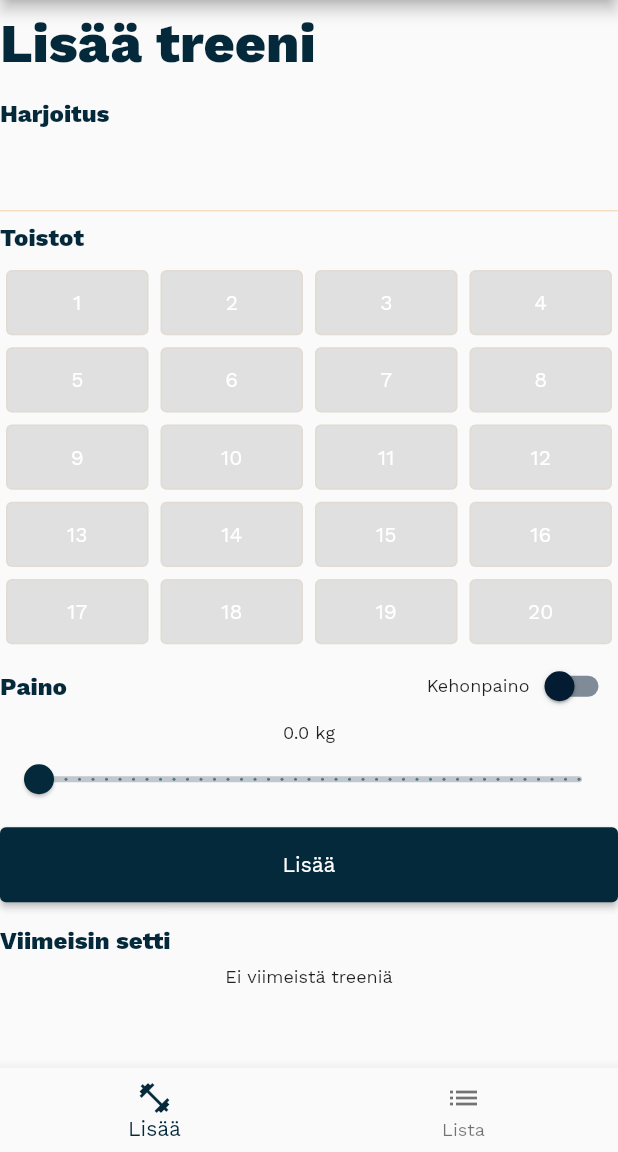
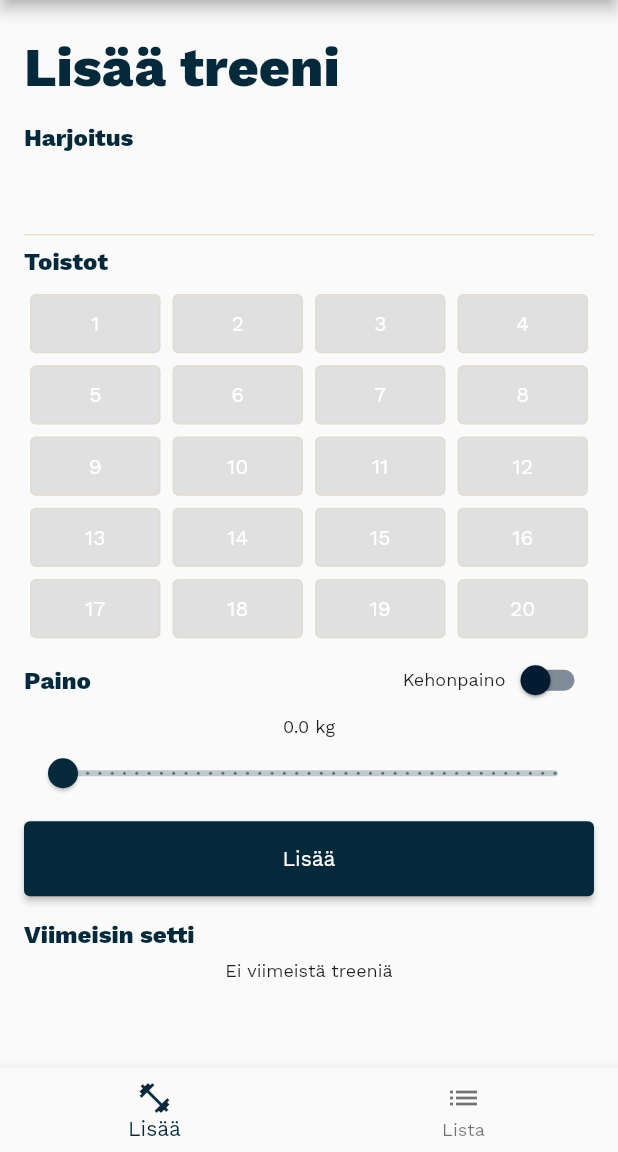
Before and after one commit to matsba/lifterapp, a Flutter app: the screen it shows after launch, on a phone screen of 412 x 824 dp, the part 84-1236 px from its top. Run offline on Flutter 3.47's test engine with Material 2 defaults, Android fonts, the phone set to English and light mode, and no system bars; our stand-ins replace flutter_redux, redux, redux_thunk, sqflite; missing offline and left inert: flutter_redux_navigation; accounts and stored records are empty.

Commit message:
Fix padding

```diff
--- a/lib/components/app_scaffold.dart
+++ b/lib/components/app_scaffold.dart
@@ -11,6 +11,7 @@ class AppScaffold extends StatelessWidget {
   final int? navBarIndex;
   final bool? showNavbar;
   final bool? expanded;
+  final _padding = const EdgeInsets.only(top: 16.0, left: 16.0, right: 16.0);
 
   const AppScaffold(
       {required this.bodyContent,
@@ -56,6 +57,7 @@ class AppScaffold extends StatelessWidget {
           child: SingleChildScrollView(
         scrollDirection: Axis.vertical,
         child: Column(children: bodyContent),
+        padding: _padding,
       ))
     ]);
   }
@@ -63,14 +65,12 @@ class AppScaffold extends StatelessWidget {
   Widget _staticContainer() {
     return Container(
       child: Column(children: bodyContent),
-      padding: const EdgeInsets.all(16.0),
+      padding: _padding,
     );
   }
 
-  @override
-  Widget build(BuildContext context) {
-    return Scaffold(
-      appBar: AppBar(
+  AppBar _appBar() {
+    return AppBar(
       title: Row(
         children: [
           Image.asset(
@@ -84,10 +84,26 @@ class AppScaffold extends StatelessWidget {
         ],
       ),
       actions: [_moreButton()],
-      ),
-      body: expanded! ? _expandedContainer() : _staticContainer(),
-      bottomNavigationBar:
-          (showNavbar! ? BottomNavBar(navBarIndex ?? 0) : Container()),
     );
   }
+
+  Widget _scaffoldWithNavbar() {
+    return Scaffold(
+      appBar: _appBar(),
+      body: expanded! ? _expandedContainer() : _staticContainer(),
+      bottomNavigationBar: BottomNavBar(navBarIndex ?? 0),
+    );
   }
+
+  Widget _scaffoldWithoutNavbar() {
+    return Scaffold(
+      appBar: _appBar(),
+      body: expanded! ? _expandedContainer() : _staticContainer(),
+    );
+  }
+
+  @override
+  Widget build(BuildContext context) {
+    return showNavbar! ? _scaffoldWithNavbar() : _scaffoldWithoutNavbar();
+  }
+}
```
Also changed, not shown: lib/screens/log_page.dart (+8 -6 lines). Lines whose indentation alone changed are shown as unchanged.
